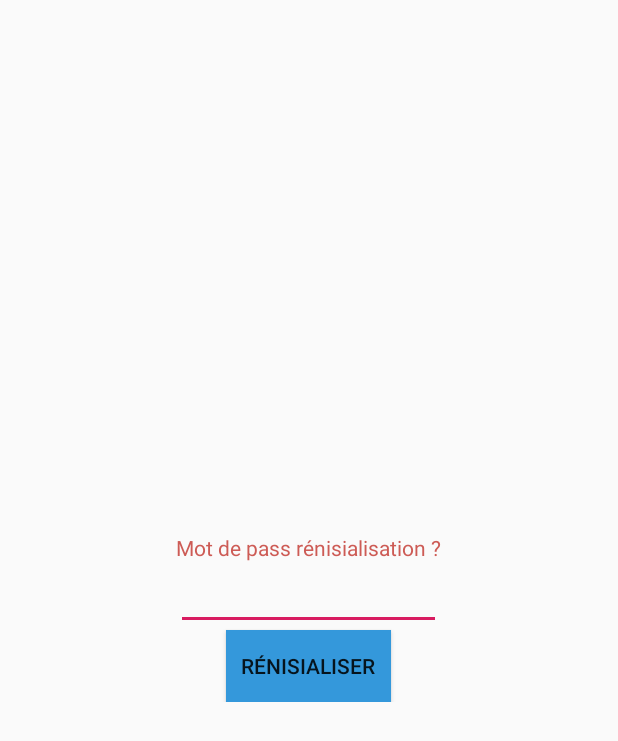
After one commit to boulouzanacer/PMEPROVente, an Android app: the layout fragment_password_resetdialog.xml on its own in the app's theme, with its tools: preview values and no code run, on a phone screen of 412 x 824 dp. The commit adds this screen. Shown: the top 741 px of the screen. Run offline under Robolectric (Android 15) with nearby library versions, the phone set to English and light mode, and no system bars; Roboto replaces fonts that are not available here.

Commit message:
version 11.04.19

```diff
--- a/app/src/main/java/com/boulouza/uk2018/pme_provente/fragments/FragmentPasswordReset.java
+++ b/app/src/main/java/com/boulouza/uk2018/pme_provente/fragments/FragmentPasswordResetDialog.java
@@ -21,20 +21,20 @@ import cn.pedant.SweetAlert.SweetAlertDialog;
  * Created by UK2016 on 12/06/2017.
  */
 
-public class FragmentPasswordReset extends DialogFragment {
+public class FragmentPasswordResetDialog extends DialogFragment {
 
     private EditText mPassword;
     private Button reset;
     private DATABASE controller;
 
-    public FragmentPasswordReset() {
+    public FragmentPasswordResetDialog() {
         // Empty constructor is required for DialogFragment
         // Make sure not to add arguments to the constructor
         // Use `newInstance` instead as shown below
     }
 
-    public static FragmentPasswordReset newInstance(String title) {
-        FragmentPasswordReset frag = new FragmentPasswordReset();
+    public static FragmentPasswordResetDialog newInstance(String title) {
+        FragmentPasswordResetDialog frag = new FragmentPasswordResetDialog();
         Bundle args = new Bundle();
         args.putString("title", title);
         frag.setArguments(args);
@@ -44,8 +44,7 @@ public class FragmentPasswordReset extends DialogFragment {
     @Override
     public View onCreateView(LayoutInflater inflater, ViewGroup container,
                              Bundle savedInstanceState) {
-        return inflater.inflate(R.layout.fragment_password_reset, container);
-
+        return inflater.inflate(R.layout.fragment_password_resetdialog, container);
     }
 
     @Override
--- a/app/src/main/java/com/boulouza/uk2018/pme_provente/fragments/FragmentSetting.java
+++ b/app/src/main/java/com/boulouza/uk2018/pme_provente/fragments/FragmentSetting.java
@@ -473,7 +473,7 @@ public class FragmentSetting extends Fragment implements IconSelectDialog.OnIcon
 
     private void ResetDialog() {
         FragmentManager fm = getFragmentManager();
-        FragmentPasswordReset editNameDialogFragment = FragmentPasswordReset.newInstance("Some Title");
+        FragmentPasswordResetDialog editNameDialogFragment = FragmentPasswordResetDialog.newInstance("Some Title");
         editNameDialogFragment.show(fm, "fragment_edit_name");
     }
 
--- /dev/null
+++ b/app/src/main/res/layout/fragment_password_resetdialog.xml
@@ -0,0 +1,33 @@
+<!-- fragment_edit_name.xml -->
+<LinearLayout xmlns:android="http://schemas.android.com/apk/res/android"
+    android:id="@+id/edit_name"
+    android:layout_width="wrap_content"
+    android:layout_height="wrap_content"
+    android:layout_gravity="center"
+    android:padding="25dp"
+    android:orientation="vertical"  >
+
+    <TextView
+        android:id="@+id/lbl_your_name"
+        android:text="Mot de pass rénisialisation ?"
+        android:textColor="@color/red_btn_bg_pressed_color"
+        android:layout_width="wrap_content"
+        android:layout_height="wrap_content" />
+
+    <EditText
+        android:id="@+id/txt_pasword"
+        android:layout_width="match_parent"
+        android:layout_height="wrap_content"
+        android:inputType="text"
+        android:textAlignment="center"
+        android:imeOptions="actionDone" />
+
+    <Button
+        android:id="@+id/reset"
+        android:text="Rénisialiser"
+        android:padding="10dp"
+        android:background="@color/blue"
+        android:layout_gravity="center"
+        android:layout_width="wrap_content"
+        android:layout_height="wrap_content" />
+</LinearLayout>
```
